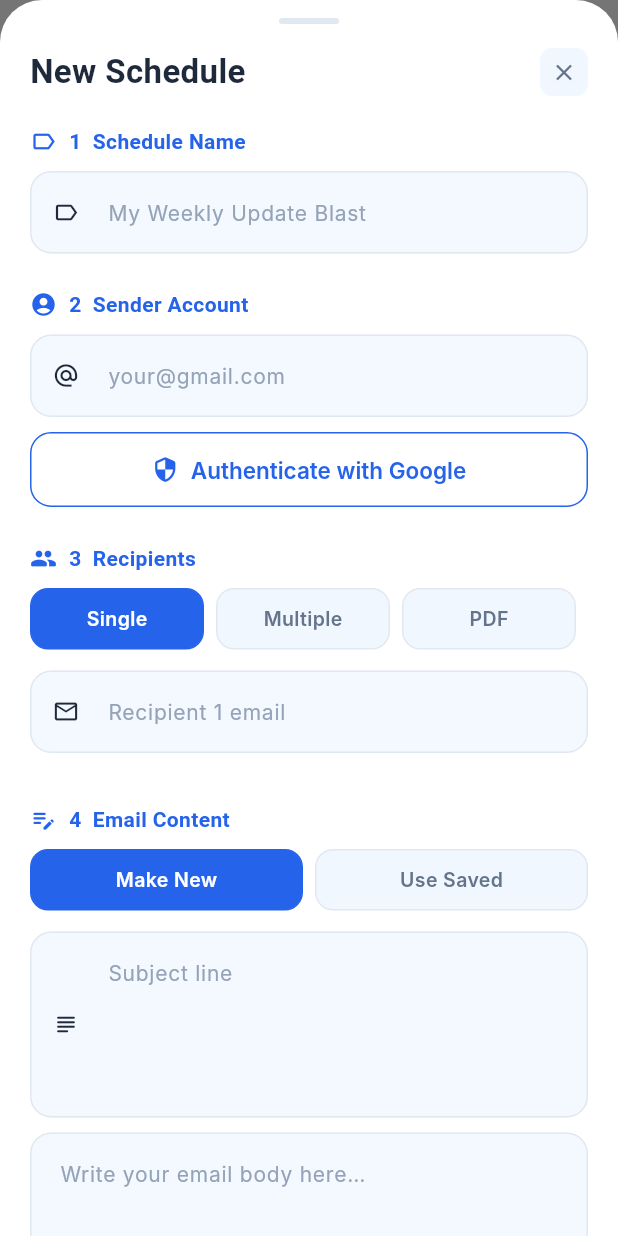
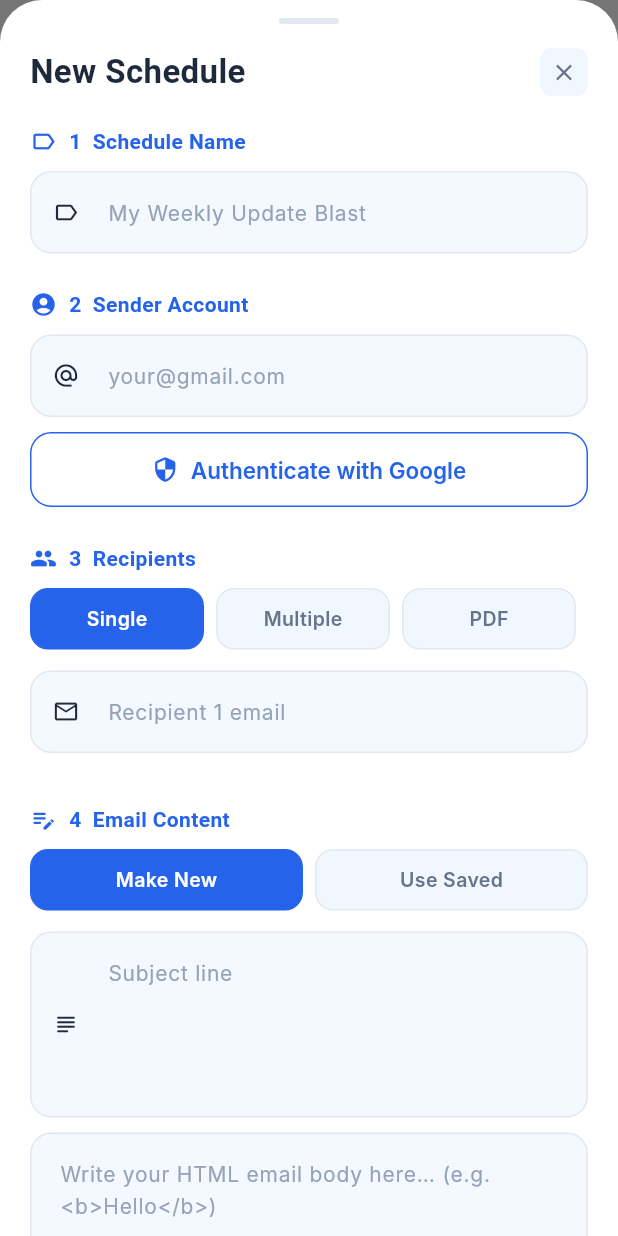
Before and after one commit to HelloWorld-Farhan/MailFlow-Flutter, a Flutter app: the screen it shows after launch, after a tap on "Schedule New Email", on a phone screen of 412 x 824 dp. Run offline on Flutter 3.47's test engine with Material 3 defaults, Android fonts, the phone set to English and light mode, and no system bars; drawn by our look-alikes of flutter_animate; our stand-ins replace file_picker, google_sign_in, shared_preferences; missing offline and left inert: syncfusion_flutter_pdf, workmanager; Roboto replaces fonts that are missing (Inter, Outfit).

Commit message:
Update history UI with realtime status indicators and fix HTML body formatting

```diff
--- a/lib/models/scheduled_email.dart
+++ b/lib/models/scheduled_email.dart
@@ -21,7 +21,7 @@ class ScheduledEmail {
     required this.body,
     required this.scheduledDate,
     required this.scheduledTime,
-    this.status = 'In Process',
+    this.status = 'Scheduled',
     this.scheduleName,
   });
 
@@ -76,7 +76,7 @@ class ScheduledEmail {
       body: map['body'] ?? '',
       scheduledDate: map['scheduledDate'],
       scheduledTime: map['scheduledTime'],
-      status: map['status'] ?? 'In Process',
+      status: map['status'] ?? 'Scheduled',
       scheduleName: map['scheduleName'],
     );
   }
--- a/lib/screens/dashboard_screen.dart
+++ b/lib/screens/dashboard_screen.dart
@@ -1,4 +1,5 @@
 import 'dart:io';
+import 'dart:async';
 import 'package:flutter/material.dart';
 import 'package:file_picker/file_picker.dart';
 import 'package:google_sign_in/google_sign_in.dart';
@@ -27,14 +28,26 @@ class _DashboardScreenState extends State<DashboardScreen> {
   List<ScheduledEmail> _history = [];
   bool _isLoading = true;
 
+  Timer? _refreshTimer;
+
   @override
   void initState() {
     super.initState();
     _loadHistory();
+    _refreshTimer = Timer.periodic(const Duration(seconds: 5), (_) {
+      _loadHistory();
+    });
+  }
+
+  @override
+  void dispose() {
+    _refreshTimer?.cancel();
+    super.dispose();
   }
 
   Future<void> _loadHistory() async {
     final history = await StorageService.getEmails();
+    if (!mounted) return;
     setState(() {
       _history = history;
       _isLoading = false;
@@ -216,7 +229,7 @@ class _DashboardScreenState extends State<DashboardScreen> {
                   _StatChip(
                     icon: Icons.schedule_rounded,
                     label: 'Scheduled',
-                    value: '${_history.where((e) => e.status == 'In Process').length}',
+                    value: '${_history.where((e) => e.status == 'Scheduled' || e.status == 'In Process').length}',
                     color: AppTheme.primaryBlue,
                   ),
                   const SizedBox(width: 12),
@@ -419,7 +432,9 @@ class _EmailCard extends StatelessWidget {
                     crossAxisAlignment: CrossAxisAlignment.start,
                     children: [
                       Text(
-                        item.subject.isNotEmpty ? item.subject : '(No Subject)',
+                        (item.scheduleName != null && item.scheduleName!.isNotEmpty)
+                          ? item.scheduleName!
+                          : (item.subject.isNotEmpty ? item.subject : '(No Subject)'),
                         style: const TextStyle(fontFamily: 'Outfit', fontWeight: FontWeight.w600, fontSize: 15, color: AppTheme.textDark),
                         maxLines: 1, overflow: TextOverflow.ellipsis,
                       ),
@@ -608,16 +623,34 @@ class _DetailsDialog extends StatelessWidget {
               ),
               const SizedBox(height: 16),
               _sectionLabel('Recipients (${email.recipients.length})'),
-              ...email.recipients.map((r) => Padding(
+              ...email.recipients.map((r) {
+                IconData statusIcon;
+                Color statusColor;
+                if (email.status == 'Success') {
+                  statusIcon = Icons.check_circle_rounded;
+                  statusColor = AppTheme.successGreen;
+                } else if (email.status == 'In Process') {
+                  statusIcon = Icons.sync_rounded;
+                  statusColor = AppTheme.primaryBlue;
+                } else if (email.status == 'Failed') {
+                  statusIcon = Icons.cancel_rounded;
+                  statusColor = AppTheme.errorRed;
+                } else {
+                  statusIcon = Icons.schedule_rounded;
+                  statusColor = AppTheme.warningAmber;
+                }
+
+                return Padding(
                   padding: const EdgeInsets.only(bottom: 6),
                   child: Row(
                     children: [
-                    const Icon(Icons.check_circle_rounded, color: AppTheme.successGreen, size: 16),
+                      Icon(statusIcon, color: statusColor, size: 16),
                       const SizedBox(width: 8),
                       Expanded(child: Text(r, style: const TextStyle(fontFamily: 'Inter', fontSize: 13, color: AppTheme.textDark))),
                     ],
                   ),
-              )),
+                );
+              }),
             ],
           ),
         ),
@@ -1202,26 +1235,17 @@ class _ScheduleModalState extends State<_ScheduleModal> {
                       minLines: 8,
                       maxLines: 15,
                       decoration: const InputDecoration(
-                        hintText: 'Write your email body here…',
+                        hintText: 'Write your HTML email body here… (e.g. <b>Hello</b>)',
                         alignLabelWithHint: true,
                         contentPadding: EdgeInsets.all(16),
                       ),
                     ),
                     _buildFieldMsg(_bodyMsg, _isBodyErr),
                   ] else ...[
-                    Container(
-                      decoration: BoxDecoration(
-                        color: AppTheme.bgSurface,
-                        borderRadius: BorderRadius.circular(12),
-                        border: Border.all(color: AppTheme.divider),
-                      ),
-                      child: DropdownButtonFormField<TemplateItem>(
+                    DropdownButtonFormField<TemplateItem>(
                       decoration: const InputDecoration(
-                          labelText: 'Select Subject',
-                          border: InputBorder.none,
-                          enabledBorder: InputBorder.none,
-                          focusedBorder: InputBorder.none,
-                          prefixIcon: Icon(Icons.subject_rounded, size: 18)
+                        hintText: 'Select Subject',
+                        prefixIcon: Icon(Icons.subject_rounded, size: 18),
                       ),
                       dropdownColor: Colors.white,
                       borderRadius: BorderRadius.circular(12),
@@ -1229,29 +1253,18 @@ class _ScheduleModalState extends State<_ScheduleModal> {
                       items: _savedSubjects.map((s) => DropdownMenuItem(value: s, child: Text(s.name, style: const TextStyle(fontFamily: 'Inter', fontSize: 14)))).toList(),
                       onChanged: (v) => setState(() => _selectedSubject = v),
                     ),
-                    ),
                     _buildFieldMsg(_subjectMsg, _isSubjectErr),
                     const SizedBox(height: 10),
-                    Container(
-                      decoration: BoxDecoration(
-                        color: AppTheme.bgSurface,
-                        borderRadius: BorderRadius.circular(12),
-                        border: Border.all(color: AppTheme.divider),
-                      ),
-                      child: DropdownButtonFormField<TemplateItem>(
+                    DropdownButtonFormField<TemplateItem>(
                       decoration: const InputDecoration(
-                          labelText: 'Select Body',
-                          border: InputBorder.none,
-                          enabledBorder: InputBorder.none,
-                          focusedBorder: InputBorder.none,
-                          prefixIcon: Icon(Icons.edit_note_rounded, size: 18)
+                        hintText: 'Select Body',
+                        prefixIcon: Icon(Icons.edit_note_rounded, size: 18),
                       ),
                       dropdownColor: Colors.white,
                       borderRadius: BorderRadius.circular(12),
                       value: _selectedBody,
                       items: _savedBodies.map((b) => DropdownMenuItem(value: b, child: Text(b.name, style: const TextStyle(fontFamily: 'Inter', fontSize: 14)))).toList(),
                       onChanged: (v) => setState(() => _selectedBody = v),
-                      ),
                     ),
                     _buildFieldMsg(_bodyMsg, _isBodyErr),
                   ],
--- a/lib/screens/settings_screen.dart
+++ b/lib/screens/settings_screen.dart
@@ -73,6 +73,7 @@ class _SettingsScreenState extends State<SettingsScreen> with SingleTickerProvid
                     maxLines: type == 'Body' ? 15 : 8,
                     decoration: InputDecoration(
                       labelText: type == 'Subject' ? 'Subject Line' : 'Email Body',
+                      hintText: type == 'Subject' ? 'Enter subject template...' : 'Enter HTML body template... (e.g. <b>Hello</b>)',
                       labelStyle: const TextStyle(fontFamily: 'Inter', fontSize: 14, color: AppTheme.textMid),
                       floatingLabelBehavior: FloatingLabelBehavior.always,
                       alignLabelWithHint: true,
@@ -97,8 +98,8 @@ class _SettingsScreenState extends State<SettingsScreen> with SingleTickerProvid
                       ),
                       onPressed: () async {
                         final name = nameController.text.trim();
-                        final content = contentController.text.trim();
-                        if (name.isEmpty || content.isEmpty) return;
+                        final content = contentController.text;
+                        if (name.isEmpty || content.trim().isEmpty) return;
 
                         final template = TemplateItem(
                           id: editItem?.id ?? DateTime.now().millisecondsSinceEpoch.toString(),
--- a/lib/services/mail_service.dart
+++ b/lib/services/mail_service.dart
@@ -15,8 +15,9 @@ class MailService {
       final StringBuffer rawEmail = StringBuffer();
       rawEmail.writeln('From: ${emailConfig.senderEmail}');
       rawEmail.writeln('To: $toHeader');
-      rawEmail.writeln('Subject: ${emailConfig.subject}');
-      rawEmail.writeln('Content-Type: text/plain; charset="UTF-8"');
+      final String encodedSubject = '=?utf-8?B?${base64Encode(utf8.encode(emailConfig.subject))}?=';
+      rawEmail.writeln('Subject: $encodedSubject');
+      rawEmail.writeln('Content-Type: text/html; charset="UTF-8"');
       rawEmail.writeln(''); // Empty line separates headers from body
       rawEmail.writeln(emailConfig.body);
 
```
Lines whose indentation alone changed are shown as unchanged.
